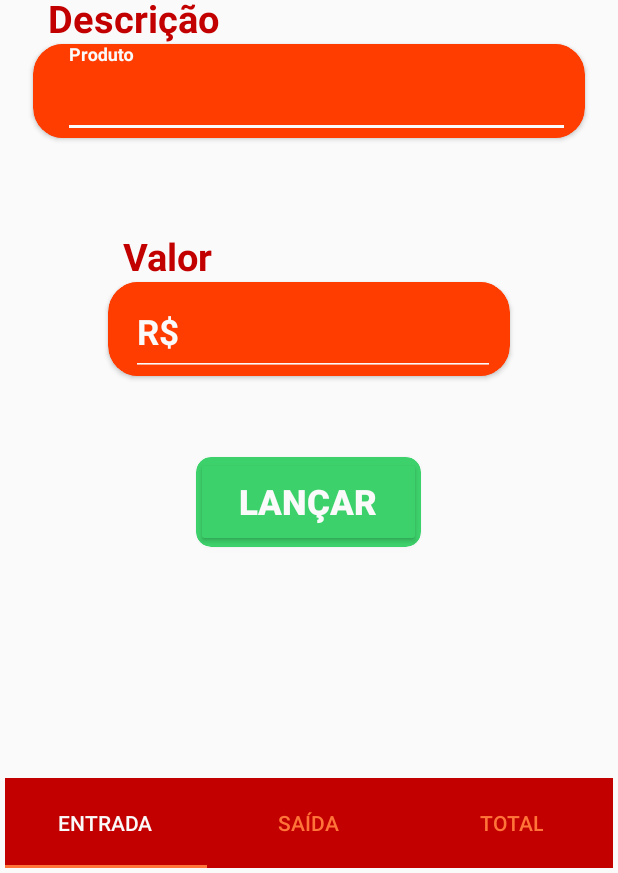
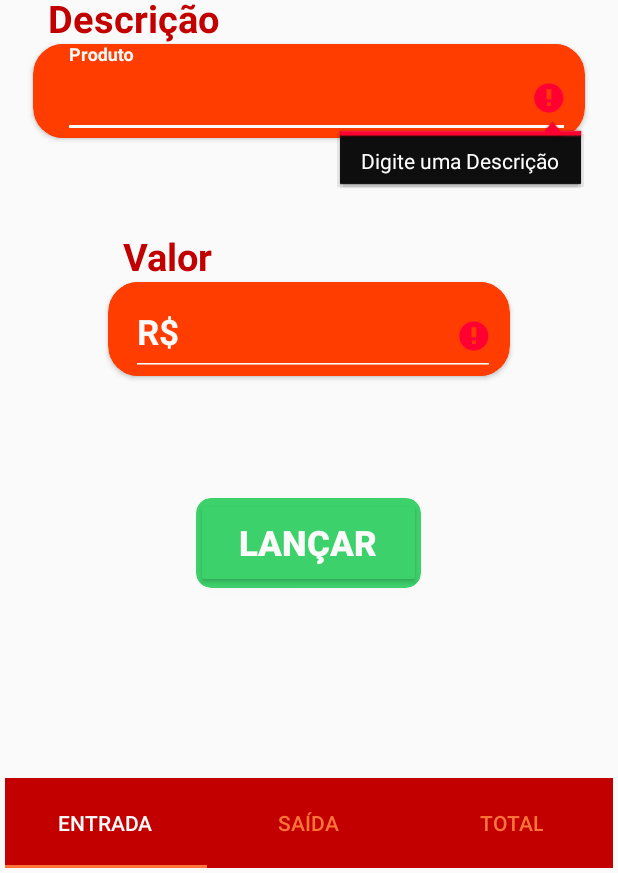
Before and after one commit to erikAntunes/AppFluxoSergipano-release-1.0, an Android app: the screen it shows after launch (MainActivity), after a tap on "LANÇAR", on a phone screen of 412 x 824 dp, the part 363-1236 px from its top. Run offline under Robolectric (Android 15) with nearby library versions, the phone set to English and light mode, and no system bars; our stand-ins replace CircleImageView, Room's generated code; libraries missing offline, so code that uses them is left out: cn.pedant; 6 statements that could not run were skipped.

Commit message:
só falta o Login e o Click Listener

```diff
--- a/app/build.gradle
+++ b/app/build.gradle
@@ -38,5 +38,6 @@ dependencies {
     implementation 'com.android.support:cardview-v7:28.0.0'
     implementation "androidx.room:room-runtime:2.2.2"
     annotationProcessor "androidx.room:room-compiler:2.2.2"
+    // Print
     implementation 'com.github.nisrulz:screenshott:2.0.0'
 }
--- a/app/src/main/java/com/titanz/fluxosergipano/view/BalancoTotalActivity.java
+++ b/app/src/main/java/com/titanz/fluxosergipano/view/BalancoTotalActivity.java
@@ -142,7 +142,7 @@ public class BalancoTotalActivity extends AppCompatActivity {
 
     public void irParaBalanco () {
 
-        Intent intent = new Intent(getApplicationContext(), BalancoTotalActivity.class);
+        Intent intent = new Intent(getApplicationContext(), MainActivity.class);
         startActivity(intent);
     }
 
@@ -151,7 +151,7 @@ public class BalancoTotalActivity extends AppCompatActivity {
         MainActivity.entradaDatabase.clearAllTables();
         MainActivity.saidaDatabase.clearAllTables();
 
-        Toast.makeText(getApplicationContext(),"Banco de dados Reiniciado",Toast.LENGTH_SHORT).show();
+        Toast.makeText(getApplicationContext(),"Fechamento enviado para Galeria",Toast.LENGTH_LONG).show();
 
     }
 
--- a/app/src/main/java/com/titanz/fluxosergipano/view/EntradaFragment.java
+++ b/app/src/main/java/com/titanz/fluxosergipano/view/EntradaFragment.java
@@ -1,7 +1,9 @@
 package com.titanz.fluxosergipano.view;
+import android.os.Build;
 import android.os.Bundle;
 import androidx.annotation.NonNull;
 import androidx.annotation.Nullable;
+import androidx.annotation.RequiresApi;
 import androidx.fragment.app.Fragment;
 import android.view.LayoutInflater;
 import android.view.View;
@@ -15,6 +17,8 @@ import com.titanz.fluxosergipano.R;
 import com.titanz.fluxosergipano.models.Entrada;
 import java.text.SimpleDateFormat;
 import java.util.Date;
+import java.util.Objects;
+
 
 public class EntradaFragment extends Fragment {
 
@@ -33,9 +37,30 @@ public class EntradaFragment extends Fragment {
         valorEntradaTextInput = view.findViewById(R.id.entrada_valor_TextInput_id);
         addEntradaButton = view.findViewById(R.id.button_add_entrada_id);
         addEntradaButton.setOnClickListener(new View.OnClickListener() {
+            @RequiresApi(api = Build.VERSION_CODES.KITKAT)
             @Override
             public void onClick(View v) {
+                registrarEntrada();
+            }
+        });
 
+
+        return view;
+
+    } @RequiresApi(api = Build.VERSION_CODES.KITKAT)
+
+    public void registrarEntrada() {
+
+        if (Objects.requireNonNull(descricaoEntradaTextInput.getText()).toString().equals("")) {
+            //Se não houver nada no campo de email aparecerá essa mensagem
+            descricaoEntradaTextInput.setError("Digite uma Descrição");
+
+        }
+        if (Objects.requireNonNull(valorEntradaTextInput.getText()).toString().equals("")) {
+            //Se não houver nada no campo de email aparecerá essa mensagem
+            valorEntradaTextInput.setError("Digite um Valor");
+
+        } else {
             SimpleDateFormat formataData = new SimpleDateFormat("dd-MM-yyyy/HH:mm:ss");
 
             Date data = new Date();
@@ -56,12 +81,7 @@ public class EntradaFragment extends Fragment {
 
             descricaoEntradaTextInput.setText("");
             valorEntradaTextInput.setText("");
+        }
+    }
 
 }
-        });
-
-
-        return view;
-
-    }
-}
--- a/app/src/main/java/com/titanz/fluxosergipano/view/SaidaFragment.java
+++ b/app/src/main/java/com/titanz/fluxosergipano/view/SaidaFragment.java
@@ -1,7 +1,9 @@
 package com.titanz.fluxosergipano.view;
+import android.os.Build;
 import android.os.Bundle;
 import androidx.annotation.NonNull;
 import androidx.annotation.Nullable;
+import androidx.annotation.RequiresApi;
 import androidx.fragment.app.Fragment;
 import android.view.LayoutInflater;
 import android.view.View;
@@ -15,6 +17,7 @@ import com.titanz.fluxosergipano.R;
 import com.titanz.fluxosergipano.models.Saida;
 import java.text.SimpleDateFormat;
 import java.util.Date;
+import java.util.Objects;
 
 
 public class SaidaFragment extends Fragment {
@@ -33,8 +36,29 @@ public class SaidaFragment extends Fragment {
         valorSaidaTextInput = view.findViewById(R.id.saida_valor_TextInput_id);
         addSaidaButton = view.findViewById(R.id.button_add_saida_id);
         addSaidaButton.setOnClickListener(new View.OnClickListener() {
+            @RequiresApi(api = Build.VERSION_CODES.KITKAT)
             @Override
             public void onClick(View v) {
+                registrarSaida();
+            }
+        });
+
+        return view;
+    }
+
+    @RequiresApi(api = Build.VERSION_CODES.KITKAT)
+    public void registrarSaida(){
+
+        if (Objects.requireNonNull(descricaoSaidaTextInput.getText()).toString().equals("")) {
+            //Se não houver nada no campo de email aparecerá essa mensagem
+            descricaoSaidaTextInput.setError("Digite uma Descrição");
+
+        }
+        if (Objects.requireNonNull(valorSaidaTextInput.getText()).toString().equals("")) {
+            //Se não houver nada no campo de email aparecerá essa mensagem
+            valorSaidaTextInput.setError("Digite um Valor");
+
+        } else{
 
             SimpleDateFormat formataData = new SimpleDateFormat("dd-MM-yyyy/HH:mm:ss");
 
@@ -57,9 +81,5 @@ public class SaidaFragment extends Fragment {
             descricaoSaidaTextInput.setText("");
             valorSaidaTextInput.setText("");
         }
-        });
-
-        return view;
-
     }
 }
--- a/app/src/main/res/layout/fragment_entrada.xml
+++ b/app/src/main/res/layout/fragment_entrada.xml
@@ -155,19 +155,17 @@
         app:layout_constraintStart_toStartOf="parent" />
 
 
-
     <com.google.android.material.card.MaterialCardView
         android:layout_width="wrap_content"
         android:layout_height="wrap_content"
+        android:backgroundTint="@color/colorGreen"
+        app:cardCornerRadius="10dp"
         app:layout_constraintBottom_toBottomOf="parent"
         app:layout_constraintEnd_toEndOf="parent"
-        android:backgroundTint="@color/colorGreen"
-        app:cardCornerRadius="10dp"
         app:layout_constraintHorizontal_bias="0.498"
         app:layout_constraintStart_toStartOf="parent"
         app:layout_constraintTop_toBottomOf="@+id/materialCardView2"
-        app:layout_constraintVertical_bias="0.2">
-
+        app:layout_constraintVertical_bias="0.3">
 
 
         <Button
@@ -175,10 +173,10 @@
             android:layout_width="150dp"
             android:layout_height="60dp"
             android:backgroundTint="@color/colorGreen"
-        android:textStyle="bold"
+            android:text="Lançar"
             android:textColor="@color/colorWhite"
-        android:text="Lançar"
-        android:textSize="23sp" />
+            android:textSize="23sp"
+            android:textStyle="bold" />
 
     </com.google.android.material.card.MaterialCardView>
 
```
Also changed, not shown: app/src/main/res/layout/fragment_saida.xml (+6 -8 lines). Lines whose indentation alone changed are shown as unchanged.
